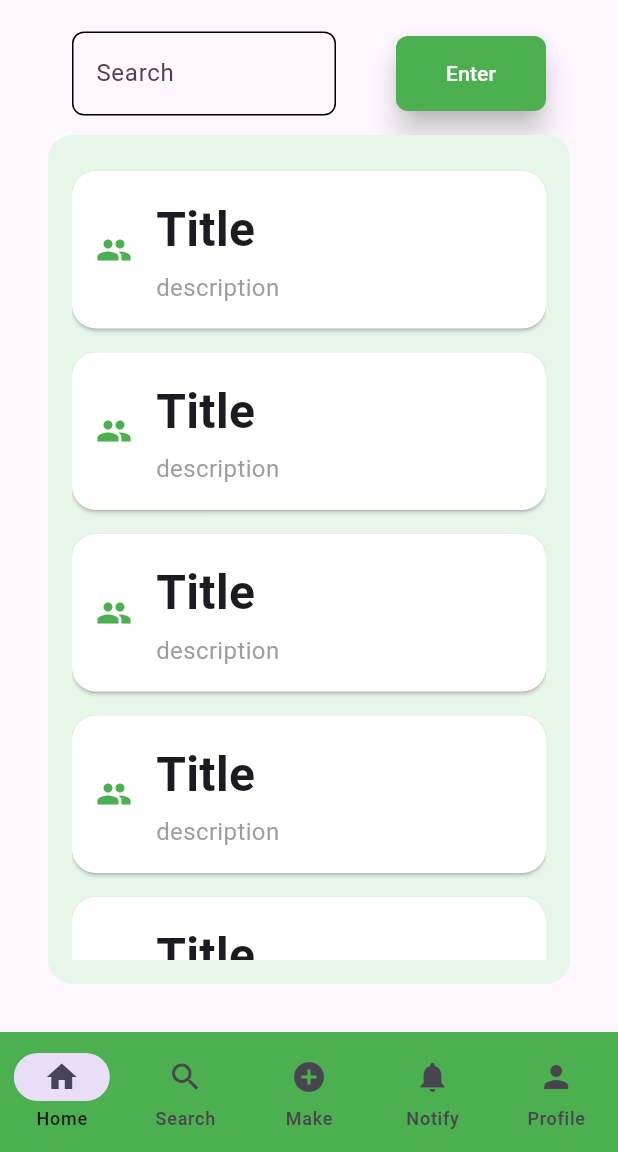
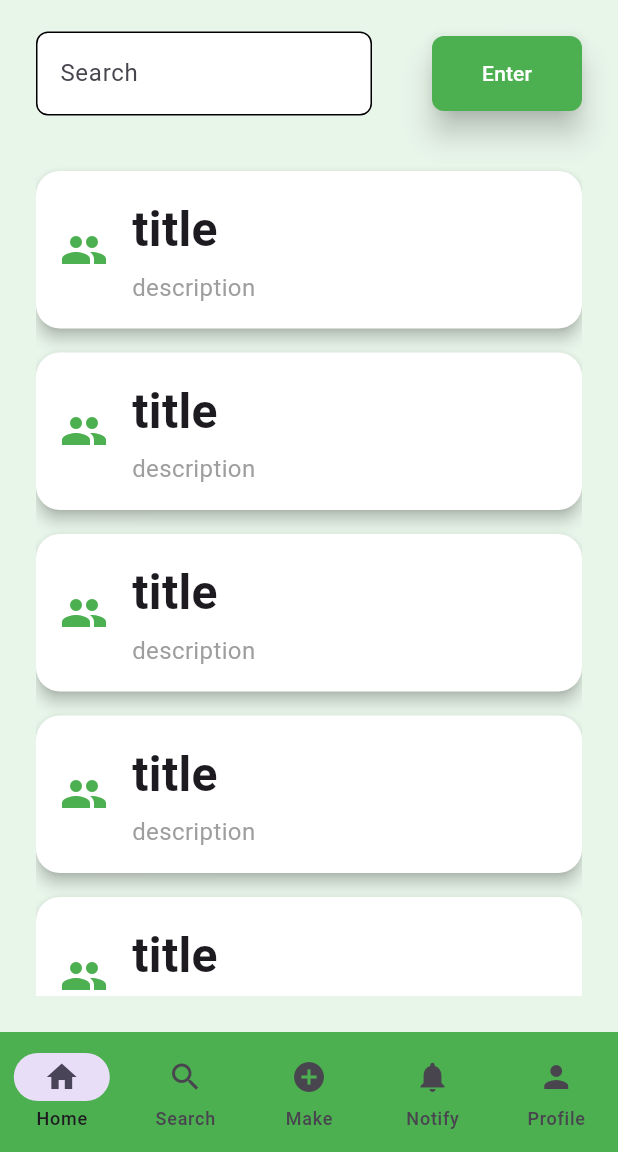
Before and after one commit to segnities007/makers, a Flutter app: the screen it shows after launch, after a tap on "create", on a phone screen of 412 x 824 dp, the part 84-1236 px from its top. Run offline on Flutter 3.47's test engine with Material 3 defaults, Android fonts, the phone set to English and light mode, and no system bars; our stand-ins replace flutter_hooks, flutter_riverpod, go_router; network calls fail.

Commit message:
modify common ui and change scaffold background color

```diff
--- a/client/lib/pages/commons/card.dart
+++ b/client/lib/pages/commons/card.dart
@@ -1,48 +1,71 @@
 import 'package:flutter/material.dart';
 import 'package:flutter_hooks/flutter_hooks.dart';
 
-const double radius = 16;
-const double padding = 16;
+class MakerCard extends HookWidget {
+  const MakerCard({
+    super.key,
+    required this.label,
+    required this.description,
+    this.padding = 16,
+    this.radius = 16,
+    this.iconSize = 32,
+    this.isClickable = true,
+    this.maxWidth = double.infinity,
+  });
 
-class MakerCard extends HookWidget {
-  const MakerCard({super.key, required this.index});
-
-  final int index;
+  final String label;
+  final String description;
+  final double padding;
+  final double radius;
+  final double iconSize;
+  final bool isClickable;
+  final double maxWidth;
 
   @override
   Widget build(BuildContext context) {
-    return Card(
-      margin: const EdgeInsets.symmetric(vertical: padding/2),
+    return ConstrainedBox(
+      constraints: BoxConstraints(
+        maxWidth: maxWidth,
+      ),
+      child: Card(
+        elevation: 4,
+        margin: EdgeInsets.symmetric(vertical: padding / 2),
         shape: RoundedRectangleBorder(
           borderRadius: BorderRadius.circular(radius),
         ),
         color: Colors.white,
         child: InkWell(
           borderRadius: BorderRadius.circular(radius),
-        onTap: () {
-          //TODO
-        },
-        child: const Padding(
+          onTap: isClickable
+              ? () {
+            //TODO:
+          }
+              : null,
+          child: Padding(
             padding: EdgeInsets.all(padding),
             child: Row(
               children: [
-              Icon(Icons.group, color: Colors.green),
-              SizedBox(width: 16),
+                Icon(
+                  Icons.group,
+                  color: Colors.green,
+                  size: iconSize,
+                ),
+                const SizedBox(width: 16),
                 Expanded(
                   child: Column(
                     crossAxisAlignment: CrossAxisAlignment.start,
                     children: [
                       Text(
-                      "Title",
-                      style: TextStyle(
+                        label,
+                        style: const TextStyle(
                           fontSize: 32,
                           fontWeight: FontWeight.bold,
                         ),
                       ),
-                    SizedBox(height: 4),
+                      const SizedBox(height: 4),
                       Text(
-                      "description",
-                      style: TextStyle(
+                        description,
+                        style: const TextStyle(
                           fontSize: 16,
                           color: Colors.grey,
                         ),
@@ -54,6 +77,7 @@ class MakerCard extends HookWidget {
             ),
           ),
         ),
+      ),
     );
   }
 }
--- a/client/lib/pages/commons/drawer.dart
+++ b/client/lib/pages/commons/drawer.dart
@@ -1,8 +1,12 @@
 import 'package:flutter/material.dart';
+import 'package:url_launcher/url_launcher.dart';
 
 ////
 
 const double padding = 4;
+const drawerImage = "https://avatars.githubusercontent.com/u/174174755?v=4";
+final url = Uri.parse("https://github.com/segnities007");
+const double imageSize = 128;
 
 ////
 
@@ -12,23 +16,45 @@ class MakerDrawer extends StatelessWidget {
     required this.labels,
     required this.icons,
     required this.changeIndex,
+    this.child,
   });
 
   final List<String> labels;
   final List<IconData> icons;
   final void Function(int) changeIndex;
+  final Widget? child;
 
   @override
   Widget build(context) {
     return Drawer(
         child: ListView(
             children: [
-      const DrawerHeader(
-          decoration: BoxDecoration(color: Colors.green),
-          child: Text("Header")),
+              DrawerHeader(
+                decoration: const BoxDecoration(color: Colors.green),
+                child: Center(
+                  child: Container(
+                    width: imageSize,
+                    height: imageSize,
+                    decoration: const BoxDecoration(
+                      shape: BoxShape.circle,
+                    ),
+                    child: GestureDetector(
+                      onTap: ()async{ await launchUrl(url); },
+                      child: ClipOval(
+                        child: Image.network(
+                          drawerImage,
+                          fit: BoxFit.cover,
+                        ),
+                      ),
+                    ),
+                  ),
+                ),
+              ),
               for(int i=0; i<labels.length; i++)
                 MakerListTile(label: labels[i], icon: icons[i], changeIndex: changeIndex, index: i)
-    ]));
+            ]
+        )
+    );
   }
 }
 
@@ -52,7 +78,6 @@ class MakerListTile extends StatelessWidget {
         title: Padding(
             padding: const EdgeInsets.all(4),
             child: Row(
-          // mainAxisAlignment: MainAxisAlignment.center,
                 children: [
                   const SizedBox(width: 10),
                   Icon(icon, size: 30),
--- a/client/lib/pages/commons/input_form.dart
+++ b/client/lib/pages/commons/input_form.dart
@@ -1,18 +1,17 @@
 import 'package:flutter/material.dart';
 import 'package:flutter_hooks/flutter_hooks.dart';
 
-const double padding = 16;
 
 
-class MakerInportForm extends HookWidget {
-  const MakerInportForm({
+class MakerInputForm extends HookWidget {
+  const MakerInputForm({
     super.key,
     required this.labels,
     required this.validators,
     required this.controllers,
     this.borderRadius = 8,
     this.maxWidth = 1000,
-    this.padding = 16,
+    this.padding = 32,
   });
 
   final List<String> labels;
@@ -41,6 +40,8 @@ class MakerInportForm extends HookWidget {
                   validator: validators[i],
                   controller: controllers[i],
                   decoration: InputDecoration(
+                    filled: true,
+                    fillColor: Colors.white,
                     label: Text(labels[i]),
                     enabledBorder: OutlineInputBorder(
                       borderRadius: BorderRadius.circular(borderRadius),
--- a/client/lib/pages/hubs/home/home.dart
+++ b/client/lib/pages/hubs/home/home.dart
@@ -5,7 +5,7 @@ import '../../commons/card.dart';
 import '../../commons/input_form.dart';
 import '../../commons/button.dart';
 
-const double padding = 32;
+const double padding = 8;
 const double radius = 16;
 
 class Home extends StatelessWidget {
@@ -29,7 +29,8 @@ class Home extends StatelessWidget {
             Row(
               children: [
                 Expanded(
-                  child: MakerInportForm(
+                  child: MakerInputForm(
+                    padding: 16,
                     maxWidth: double.infinity,
                     labels: labels,
                     validators: validators,
@@ -59,15 +60,11 @@ class GroupList extends HookWidget {
 
   @override
   Widget build(BuildContext context) {
-    return Container(
+    return Padding(
       padding: const EdgeInsets.all(16),
-      decoration: BoxDecoration(
-        color: Colors.green[50],
-        borderRadius: BorderRadius.circular(radius),
-      ),
       child: ListView.builder(
         itemCount: 100,
-        itemBuilder: (context, index) => MakerCard(index: index),
+        itemBuilder: (context, index) => const MakerCard(label: "title",description: "description",),
       ),
     );
   }
--- a/client/lib/pages/hubs/hubs.dart
+++ b/client/lib/pages/hubs/hubs.dart
@@ -20,7 +20,7 @@ const icons = [
   Icons.person,
 ];
 const labels = ["Home", "Search", "Make", "Notify", "Profile"];
-final hubs = [Home(), Search(), const Make(), const notify.Notification(), const Profile()];
+final hubs = [Home(), Search(), Make(), const notify.Notification(), const Profile()];
 
 final data = (
   labels: labels,
@@ -43,6 +43,7 @@ class Hubs extends HookWidget {
     }
 
     return Scaffold(
+      backgroundColor: Colors.green[50],
       appBar: const MakerAppBar(title: "Makers"),
       drawer: MakerDrawer(
         labels: data.labels,
--- a/client/lib/pages/logins/logins.dart
+++ b/client/lib/pages/logins/logins.dart
@@ -33,6 +33,7 @@ class Logins extends HookWidget {
     }
 
     return Scaffold(
+      backgroundColor: Colors.green[50],
         appBar: const MakerAppBar(
           title: "Login",
         ),
--- a/client/lib/pages/logins/sign_in.dart
+++ b/client/lib/pages/logins/sign_in.dart
@@ -22,8 +22,8 @@ class SignIn extends StatelessWidget {
     return Center(
         child: Column(
           children: [
-            MakerInportForm(
-              labels: labels, validators: validators, controllers: controllers),
+            MakerInputForm(
+              padding: 64, labels: labels, validators: validators, controllers: controllers),
             MakerButton(
               label: "create",
               handler: () {
--- a/client/lib/pages/logins/sign_up.dart
+++ b/client/lib/pages/logins/sign_up.dart
@@ -21,8 +21,8 @@ class SignUp extends StatelessWidget {
   Widget build(BuildContext context) {
     return Center(
         child: Column(children: [
-        MakerInportForm(
-            labels: labels, validators: validators, controllers: controllers),
+        MakerInputForm(
+            padding: 64, labels: labels, validators: validators, controllers: controllers),
       MakerButton(
           label: "create",
           handler: () {
--- a/client/lib/splash.dart
+++ b/client/lib/splash.dart
@@ -16,13 +16,8 @@ class Splash extends HookWidget {
       return null;
     }, []);
 
-    return Center(
-      child: MakerButton(
-        handler: () {
-          context.go("/logins");
-        },
-        label: "go login",
-      ),
+    return const Center(
+      child: Text("hello world")
     );
   }
 }
--- a/client/pubspec.yaml
+++ b/client/pubspec.yaml
@@ -12,6 +12,7 @@ dependencies:
   flutter_hooks: ^0.20.5
   flutter_riverpod: ^2.6.1
   go_router: ^14.3.0
+  url_launcher: ^6.3.1
 
 dev_dependencies:
   flutter_test:
```
Also changed, not shown: client/lib/pages/hubs/make/make.dart (+21 -3 lines), client/lib/pages/hubs/profile/profile.dart (+14 -2 lines), client/lib/pages/hubs/search/search.dart (+6 -8 lines), client/pubspec.lock, 6 other files. Lines whose indentation alone changed are shown as unchanged.
